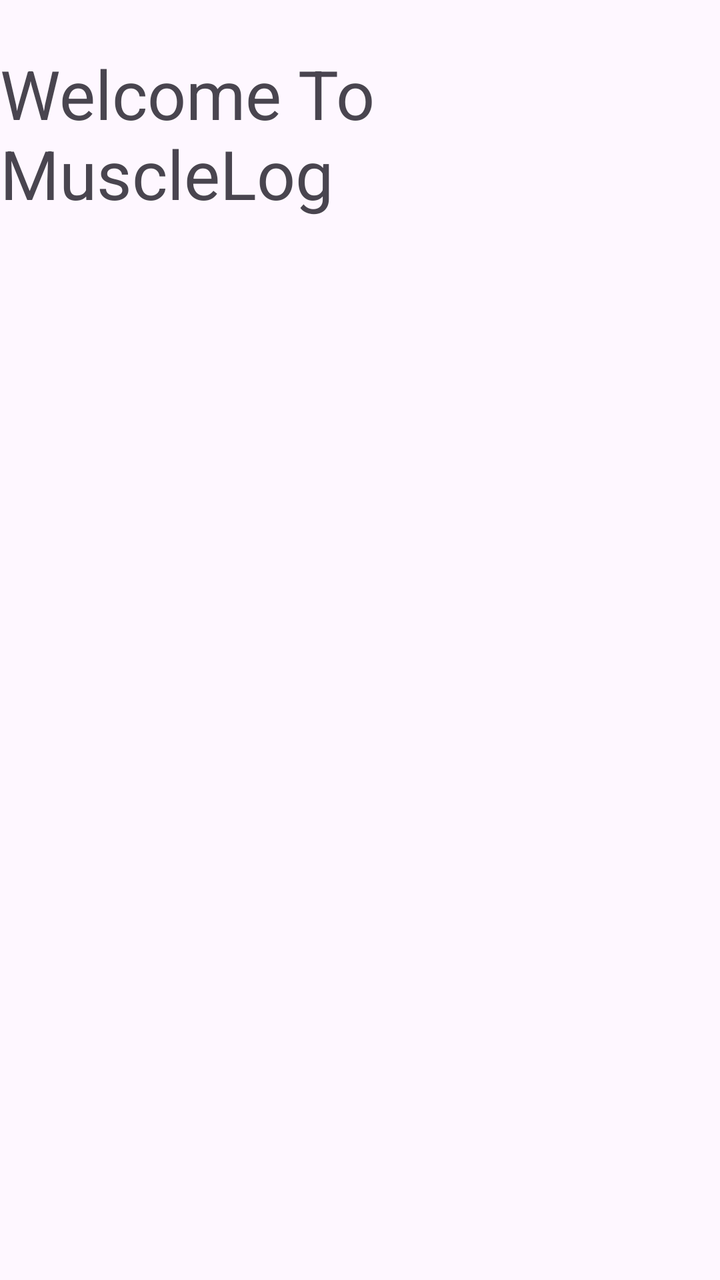
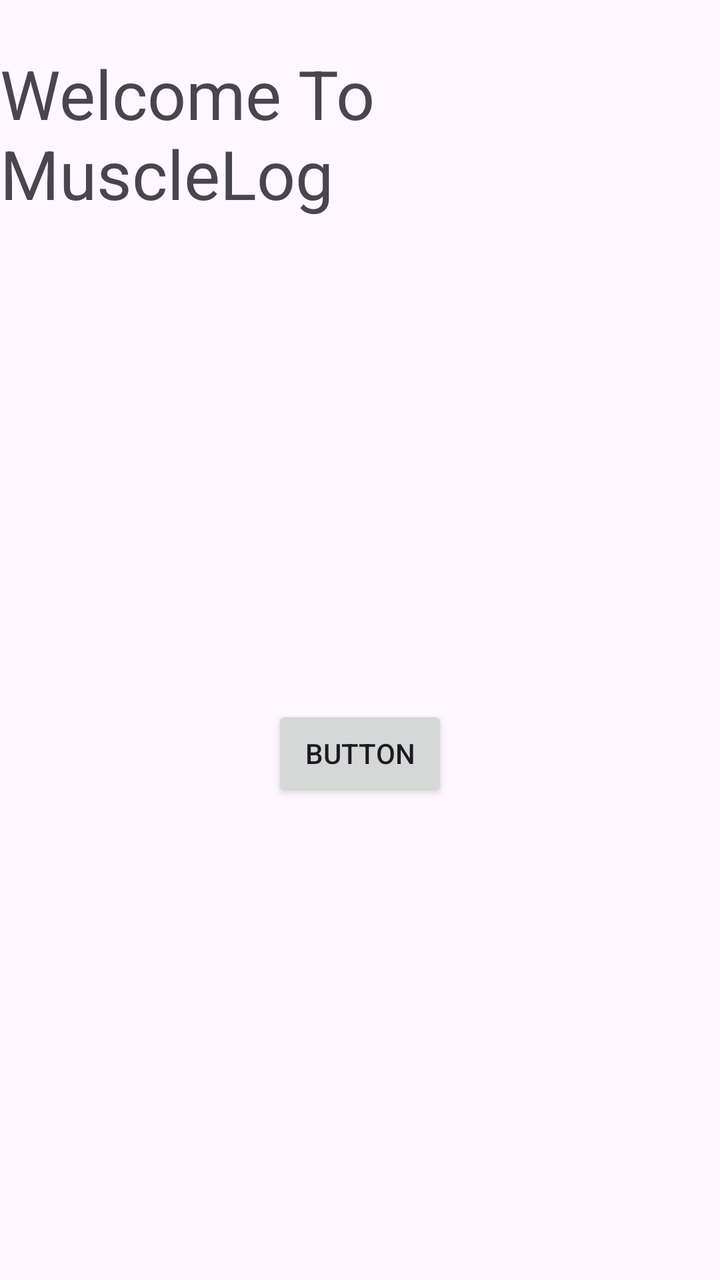

Screens rendered from an Android XML layout before and after an edit, with the pre-edit source and the edit as a unified diff.
<!-- AndroidManifest.xml: application theme Theme.MuscleLog -->
<!-- res/layout/activity_main.xml -->
<?xml version="1.0" encoding="utf-8"?>
<androidx.constraintlayout.widget.ConstraintLayout xmlns:android="http://schemas.android.com/apk/res/android"
    xmlns:app="http://schemas.android.com/apk/res-auto"
    xmlns:tools="http://schemas.android.com/tools"
    android:id="@+id/recTextView"
    android:layout_width="match_parent"
    android:layout_height="match_parent"
    tools:context=".MainActivity">

    <TextView
        android:id="@+id/titleMain"
        android:layout_width="0dp"
        android:layout_height="wrap_content"
        android:layout_marginTop="24dp"
        android:text="@string/actMainTitle"
        android:textAlignment="center"
        android:textSize="34sp"
        app:layout_constraintEnd_toEndOf="parent"
        app:layout_constraintHorizontal_bias="1.0"
        app:layout_constraintStart_toStartOf="parent"
        app:layout_constraintTop_toTopOf="parent" />

    <androidx.recyclerview.widget.RecyclerView
        android:layout_width="0dp"
        android:layout_height="0dp"
        android:layout_marginStart="1sp"
        android:layout_marginEnd="1sp"
        android:layout_marginBottom="1sp"
        app:layout_constraintBottom_toBottomOf="parent"
        app:layout_constraintEnd_toEndOf="parent"
        app:layout_constraintHorizontal_bias="1.0"
        app:layout_constraintStart_toStartOf="parent"
        app:layout_constraintTop_toBottomOf="@+id/titleMain"
        app:layout_constraintVertical_bias="0.0" />

</androidx.constraintlayout.widget.ConstraintLayout>
<!-- resources referenced by this layout -->
<resources>
  <string name="actMainTitle">Welcome To MuscleLog</string>
  <style name="Theme.MuscleLog" parent="Base.Theme.MuscleLog" />
  <style name="Base.Theme.MuscleLog" parent="Theme.Material3.DayNight.NoActionBar">
          
          
      </style>
</resources>

<!-- the commit's change to res/layout/activity_main.xml (unified diff, before → after) -->
@@ -20,17 +20,16 @@
         app:layout_constraintStart_toStartOf="parent"
         app:layout_constraintTop_toTopOf="parent" />
 
-    <androidx.recyclerview.widget.RecyclerView
-        android:layout_width="0dp"
-        android:layout_height="0dp"
-        android:layout_marginStart="1sp"
-        android:layout_marginEnd="1sp"
-        android:layout_marginBottom="1sp"
+    <Button
+        android:id="@+id/button"
+        android:layout_width="wrap_content"
+        android:layout_height="wrap_content"
+        android:layout_marginTop="4dp"
+        android:onClick="button1"
+        android:text="Button"
         app:layout_constraintBottom_toBottomOf="parent"
         app:layout_constraintEnd_toEndOf="parent"
-        app:layout_constraintHorizontal_bias="1.0"
         app:layout_constraintStart_toStartOf="parent"
-        app:layout_constraintTop_toBottomOf="@+id/titleMain"
-        app:layout_constraintVertical_bias="0.0" />
+        app:layout_constraintTop_toBottomOf="@+id/titleMain" />
 
 </androidx.constraintlayout.widget.ConstraintLayout>
